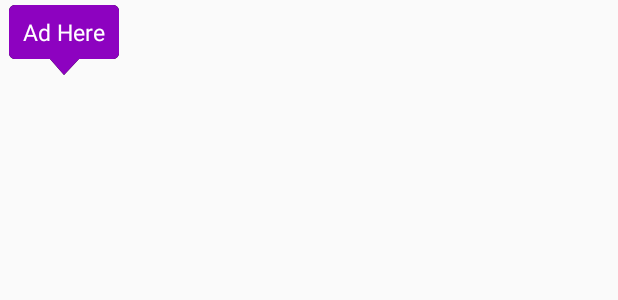
After one commit to Prakkie91/old-tracker, an Android app: the layout view_custom_marker.xml on its own in the app's theme, with its tools: preview values and no code run, on a phone screen of 412 x 824 dp. The commit adds this screen. Shown: the top 300 px of the screen. Run offline under Robolectric (Android 15) with nearby library versions, the phone set to English and light mode, and no system bars.

Commit message:
added custom map marker

```diff
--- /dev/null
+++ b/app/src/main/res/layout/view_custom_marker.xml
@@ -0,0 +1,27 @@
+<?xml version="1.0" encoding="utf-8"?>
+<FrameLayout xmlns:android="http://schemas.android.com/apk/res/android"
+    android:id="@+id/custom_marker_view"
+    android:layout_width="wrap_content"
+    android:layout_height="wrap_content"
+    android:background="@drawable/marker_mask">
+
+    <ImageView
+        android:id="@+id/iv"
+        android:layout_width="48dp"
+        android:layout_height="48dp"
+        android:layout_gravity="center_horizontal"
+        android:contentDescription="@null"
+        android:visibility="gone"/>
+
+    <TextView
+        android:id="@+id/tv"
+        android:layout_width="wrap_content"
+        android:layout_height="wrap_content"
+        android:layout_marginTop="5dp"
+        android:layout_marginBottom="5dp"
+        android:layout_marginLeft="7dp"
+        android:layout_marginRight="7dp"
+        android:text="Ad Here"
+        android:textSize="@dimen/_12sdp"
+        android:textColor="@color/white"/>
+</FrameLayout>
--- a/app/src/main/res/values/strings.xml
+++ b/app/src/main/res/values/strings.xml
@@ -52,6 +52,7 @@
     <string name="campaign">地區</string>
     <string name="start">開始</string>
     <string name="stop">停止</string>
+    <string name="ad_here">廣告在此</string>
 
     <!-- OrderView -->
     <string name="orders">訂單</string>
```
Also changed, not shown: app/src/main/java/com/odelan/track/ui/activity/Main/views/HomeView.java (+108 -7 lines), app/src/main/java/com/odelan/track/utils/GoogleMapHelper.java (+40 -0 lines), app/src/main/res/drawable-hdpi/marker_mask.9.png (added), 1 other file.
